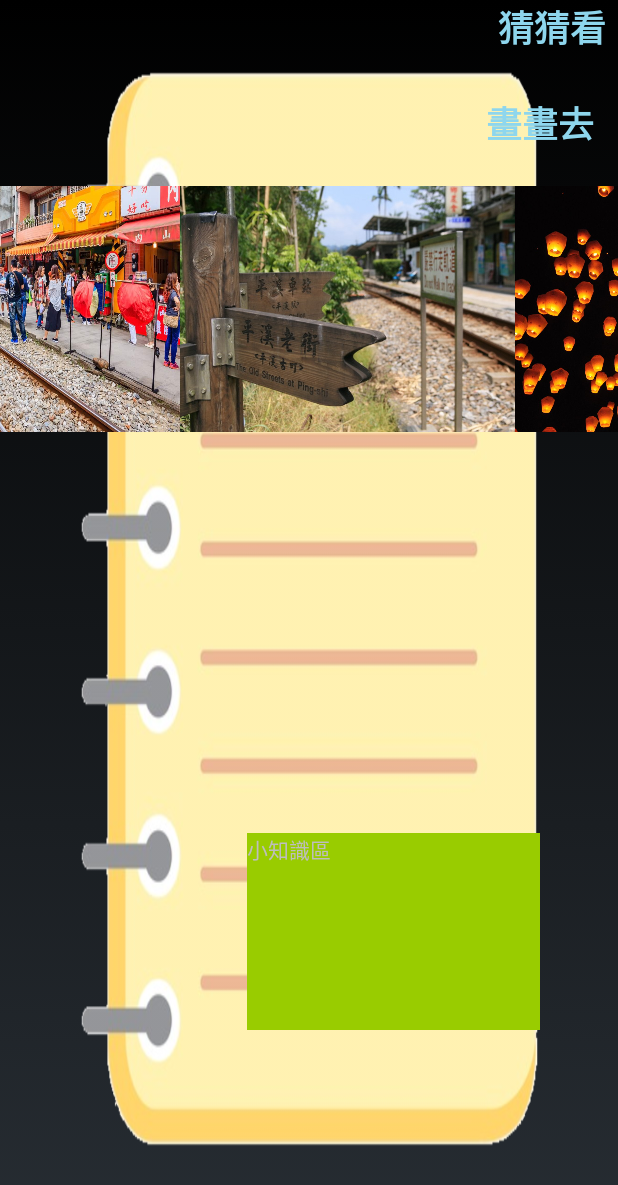
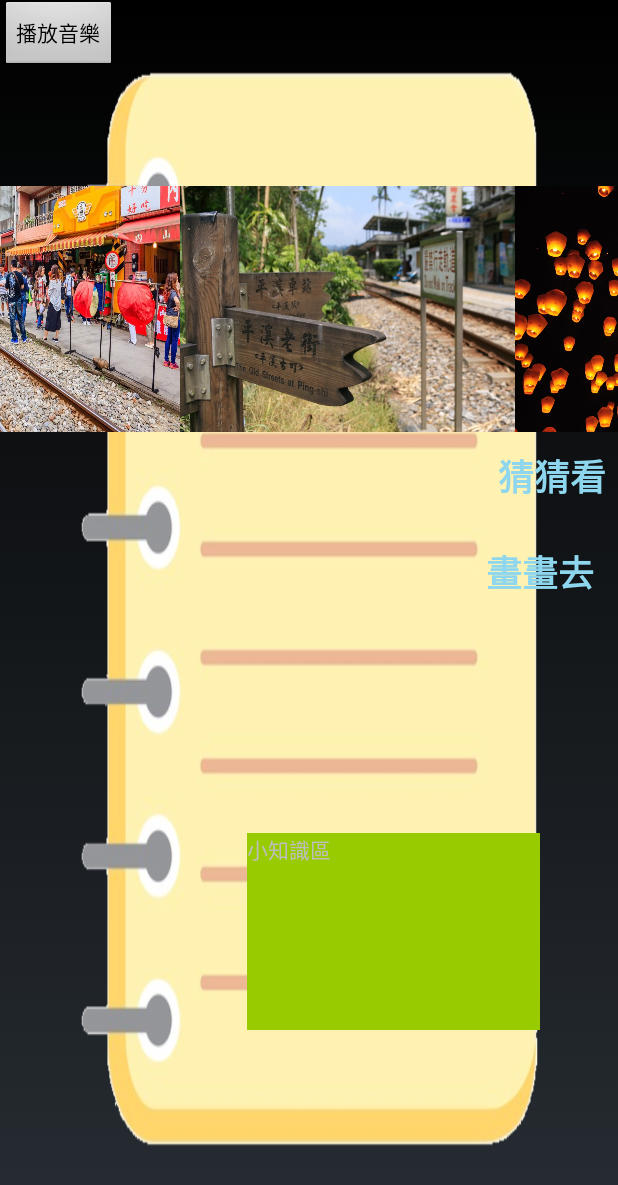
Before and after one commit to chocychang/DrawLandMark2, an Android app: the PingxiActivity screen opened directly, with no data from a screen before it, on a phone screen of 412 x 824 dp. Shown: the top 1185 px of the screen. Run offline under Robolectric (Android 15) with nearby library versions, the phone set to English and light mode, and no system bars.

Commit message:
update 7/30/2018 01:18

```diff
--- a/app/src/main/java/com/edu/ncu/drawlandmark/PingxiActivity.java
+++ b/app/src/main/java/com/edu/ncu/drawlandmark/PingxiActivity.java
@@ -2,12 +2,14 @@ package com.edu.ncu.drawlandmark;
 
 import android.app.Activity;
 import android.content.Intent;
+import android.media.MediaPlayer;
 import android.support.v4.view.PagerAdapter;
 import android.support.v4.view.ViewPager;
 import android.support.v7.app.AppCompatActivity;
 import android.os.Bundle;
 import android.view.View;
 import android.view.ViewGroup;
+import android.widget.Button;
 import android.widget.ImageView;
 import android.widget.LinearLayout;
 import android.widget.TextView;
@@ -26,6 +28,9 @@ public class PingxiActivity extends Activity implements ViewPager.OnPageChangeLi
 
     TextView tv_guess;
     TextView tv_draw_inK;
+    Button bt_playmusic;
+
+    private MediaPlayer mp=new MediaPlayer();
 
 
     @Override
@@ -74,6 +79,16 @@ public class PingxiActivity extends Activity implements ViewPager.OnPageChangeLi
         //?置ViewPager的???听
         vp.setOnPageChangeListener(this);
         //?示?片描述信息的控件
+
+        bt_playmusic = (Button) findViewById(R.id.bt_playmusic);
+        final MediaPlayer mp =MediaPlayer.create(this, R.raw.music2);
+
+        bt_playmusic.setOnClickListener(new View.OnClickListener(){
+            @Override
+            public void onClick(View v){
+                mp.start();
+            }
+        });
 
         this.tv_guess = (TextView) findViewById(R.id.tv_guess2);
         tv_guess.setOnClickListener(new View.OnClickListener(){
--- a/app/src/main/res/layout/activity_pingxi.xml
+++ b/app/src/main/res/layout/activity_pingxi.xml
@@ -32,6 +32,14 @@
         app:layout_constraintEnd_toEndOf="parent"
         app:layout_constraintTop_toBottomOf="@+id/vp"
         app:layout_constraintVertical_bias="0.925" />
+
+    <Button
+        android:id="@+id/bt_playmusic"
+        android:layout_width="wrap_content"
+        android:layout_height="wrap_content"
+        android:text="播放音樂"
+        tools:layout_editor_absoluteX="304dp"
+        tools:layout_editor_absoluteY="33dp" />
 
     <android.support.v4.view.ViewPager
         android:id="@+id/vp"
@@ -77,6 +85,7 @@
         android:layout_height="wrap_content"
         android:layout_marginEnd="8dp"
         android:layout_marginStart="8dp"
+        android:layout_marginTop="11dp"
         android:text="猜猜看"
         android:textColor="@color/colorPrimaryDark"
         android:textSize="24sp"
@@ -84,6 +93,6 @@
         app:layout_constraintEnd_toEndOf="parent"
         app:layout_constraintHorizontal_bias="1.0"
         app:layout_constraintStart_toEndOf="@+id/tv_knowledge"
-        tools:layout_editor_absoluteY="234dp" />
+        app:layout_constraintTop_toBottomOf="@+id/vp" />
 
 </android.support.constraint.ConstraintLayout>
```
Also changed, not shown: app/src/main/java/com/edu/ncu/drawlandmark/SoundPoolUtil.java (added, +35 -0 lines).
